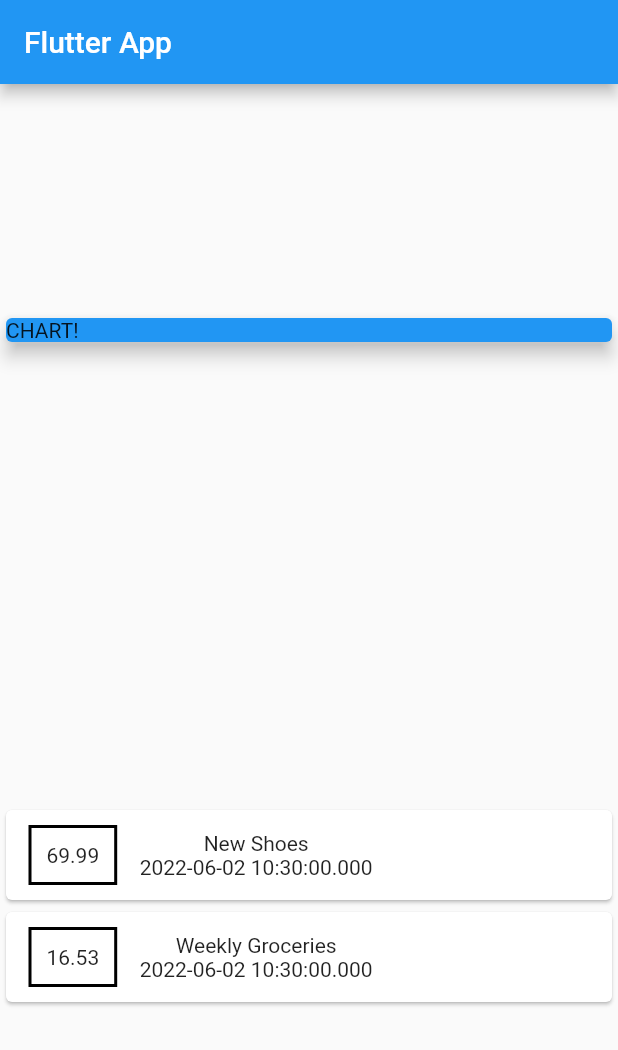
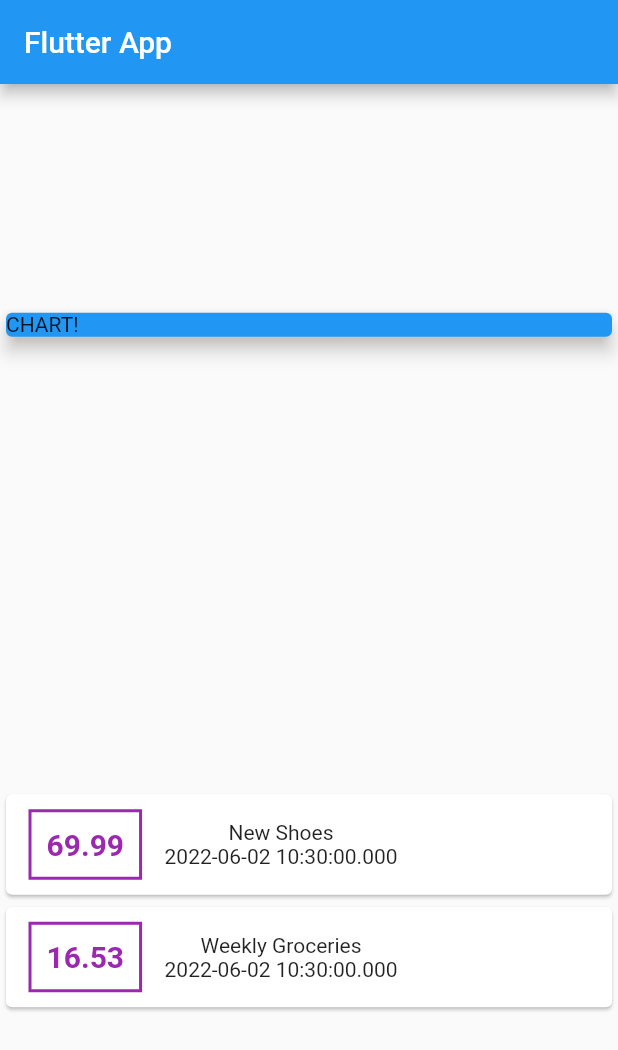
Before and after one commit to godo129/Flutter_Expense_App, a Flutter app: the screen it shows after launch, on a phone screen of 412 x 824 dp. Shown: the top 1050 px of the screen. Run offline on Flutter 3.47's test engine with Material 2 defaults, Android fonts, the phone set to English and light mode, and no system bars.

Commit message:
text styling

```diff
--- a/lib/main.dart
+++ b/lib/main.dart
@@ -55,15 +55,26 @@ class MyHomePage extends StatelessWidget {
                   child: Row(
                 children: <Widget>[
                   Container(
-                    margin: EdgeInsets.symmetric(vertical: 10, horizontal: 15),
+                    margin: EdgeInsets.symmetric(
+                      vertical: 10,
+                      horizontal: 15
+                    ),
                     decoration: BoxDecoration(
                       border: Border.all(
-                        color: Colors.black,
+                        color: Colors.purple,
                         width: 2,
                       ),
                     ),
                     padding: EdgeInsets.all(10),
-                    child: Text(tx.amount.toString()),
+                    child: Text(
+                        tx.amount.toString(),
+                        style: TextStyle(
+                          fontWeight: FontWeight.bold,
+                          fontSize: 20,
+                          color: Colors.purple,
+                        ),
+
+                      ),
                   ),
                   Column(
                     children: <Widget>[
```
